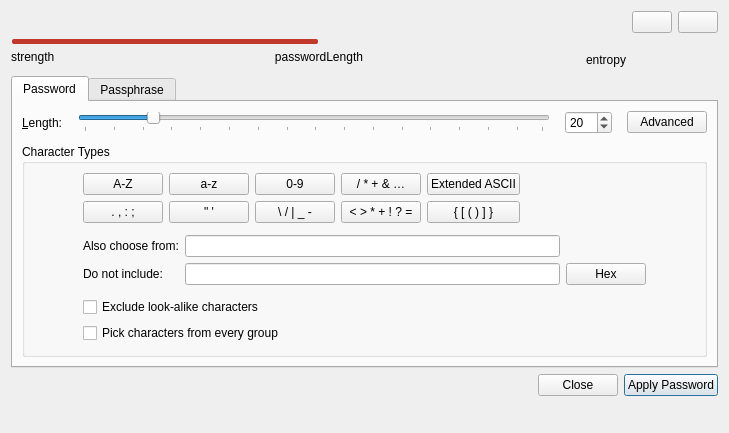
The window that src/gui/PasswordGeneratorWidget.ui (keepassxreboot/keepassxc) describes before a commit, drawn with Qt 5.
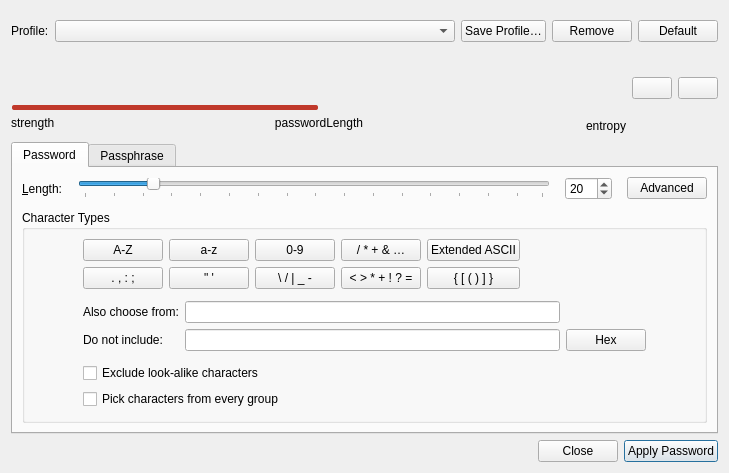
The same window after the commit. Custom widgets are drawn as their Qt base class.

Commit message:
Add database-specific password and passphrase profiles
Store named generator profiles in encrypted database custom data and add
profile management, database defaults and entry associations to the GUI.
Cover persistence, validation, generation, cancellation and database locking.

Adapt the backend from droidmonkey/keepassxc#11 at
73348f8dd1892e20e1eed9f68a9ec6179631d4a0, preserving credit for that work.

Refs #2628

What changed in the file:
```diff
--- a/src/gui/PasswordGeneratorWidget.ui
+++ b/src/gui/PasswordGeneratorWidget.ui
@@ -13,7 +13,82 @@
   <property name="windowTitle">
    <string>Generate Password</string>
   </property>
-  <layout class="QVBoxLayout" name="verticalLayout_2" stretch="0,0,0,0">
+  <layout class="QVBoxLayout" name="verticalLayout_2">
+   <item>
+    <widget class="QWidget" name="profileContainer" native="true">
+     <layout class="QHBoxLayout" name="profileLayout">
+      <property name="leftMargin">
+       <number>0</number>
+      </property>
+      <property name="rightMargin">
+       <number>0</number>
+      </property>
+      <item>
+       <widget class="QLabel" name="profileLabel">
+        <property name="text">
+         <string>Profile:</string>
+        </property>
+        <property name="buddy">
+         <cstring>profileComboBox</cstring>
+        </property>
+       </widget>
+      </item>
+      <item>
+       <widget class="QComboBox" name="profileComboBox">
+        <property name="sizePolicy">
+         <sizepolicy hsizetype="Expanding" vsizetype="Fixed">
+          <horstretch>0</horstretch>
+          <verstretch>0</verstretch>
+         </sizepolicy>
+        </property>
+        <property name="toolTip">
+         <string>Password profiles saved in this database</string>
+        </property>
+       </widget>
+      </item>
+      <item>
+       <widget class="QPushButton" name="saveProfileButton">
+        <property name="text">
+         <string>Save Profile…</string>
+        </property>
+       </widget>
+      </item>
+      <item>
+       <widget class="QPushButton" name="deleteProfileButton">
+        <property name="text">
+         <string>Remove</string>
+        </property>
+       </widget>
+      </item>
+      <item>
+       <widget class="QPushButton" name="defaultProfileButton">
+        <property name="text">
+         <string>Default</string>
+        </property>
+        <property name="checkable">
+         <bool>true</bool>
+        </property>
+        <property name="toolTip">
+         <string>Use this profile by default for this database</string>
+        </property>
+       </widget>
+      </item>
+     </layout>
+    </widget>
+   </item>
+   <item>
+    <widget class="QLabel" name="profileWarningLabel">
+     <property name="text">
+      <string/>
+     </property>
+     <property name="textFormat">
+      <enum>Qt::PlainText</enum>
+     </property>
+     <property name="wordWrap">
+      <bool>true</bool>
+     </property>
+    </widget>
+   </item>
    <item>
     <layout class="QGridLayout" name="passwordFieldLayout">
      <item row="2" column="0">
```
The commit also changes 20 other files.
